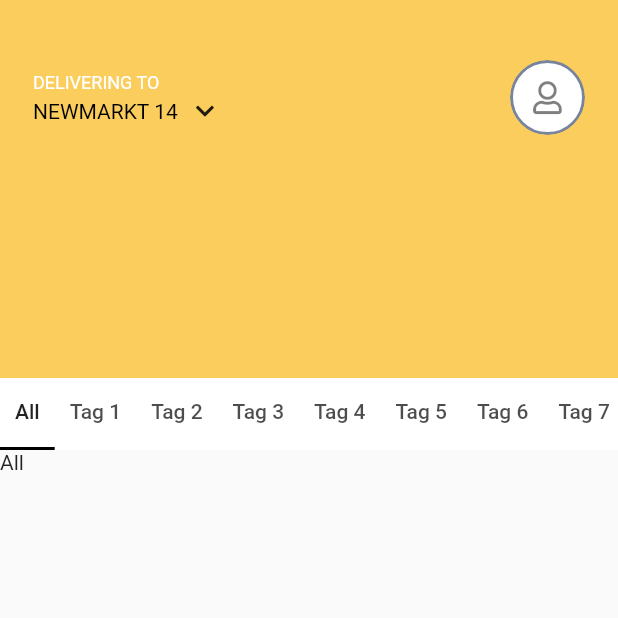
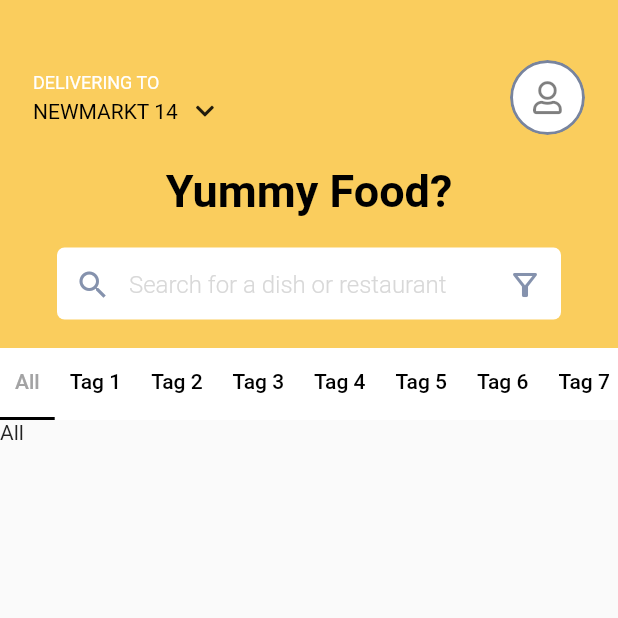
Before and after one commit to walidashik/test, a Flutter app: the screen it shows after launch, on a phone screen of 412 x 824 dp, the top half of it. Run offline on Flutter 3.47's test engine with Material 2 defaults, Android fonts, the phone set to English and light mode, and no system bars; our stand-ins replace font_awesome_flutter, get.

Commit message:
Complete home page header view

```diff
--- a/lib/ui/home/home_page.dart
+++ b/lib/ui/home/home_page.dart
@@ -2,6 +2,7 @@ import 'package:flutter/material.dart';
 import 'package:flutter/services.dart';
 import 'package:font_awesome_flutter/font_awesome_flutter.dart';
 import 'package:test_project/core/color.dart';
+import 'package:test_project/ui/home/widget/search_view.dart';
 import 'package:test_project/ui/home/widget/tag_page.dart';
 import 'package:test_project/ui/home/widget/user_icon.dart';
 
@@ -15,6 +16,7 @@ class HomePage extends StatefulWidget {
 class _HomePageState extends State<HomePage>
     with SingleTickerProviderStateMixin {
   late TabController _tabController;
+  late TextEditingController _searchController;
   final _tagLength = 10;
   final _deliveringLocation = 'NEWMARKT 14';
 
@@ -27,6 +29,13 @@ class _HomePageState extends State<HomePage>
       length: _tagLength + 1,
       vsync: this,
     );
+    _searchController = TextEditingController();
+  }
+
+  @override
+  void dispose() {
+    _searchController.clear();
+    super.dispose();
   }
 
   @override
@@ -36,7 +45,7 @@ class _HomePageState extends State<HomePage>
         headerSliverBuilder: (context, innerBoxScrolled) {
           return <Widget>[
             SliverAppBar(
-              expandedHeight: 300.0,
+              expandedHeight: 280.0,
               floating: true,
               pinned: true,
               backgroundColor: Colors.white,
@@ -47,10 +56,19 @@ class _HomePageState extends State<HomePage>
                   padding: const EdgeInsets.only(left: 22, right: 22),
                   child: Column(
                     children: [
-                      const SizedBox(
-                        height: 40,
+                      _buildVerticalSpace(40),
+                      _buildHeaderRow(),
+                      _buildVerticalSpace(20),
+                      const Text(
+                        'Yummy Food?',
+                        style: TextStyle(
+                          color: Colors.black,
+                          fontSize: 30,
+                          fontWeight: FontWeight.bold,
+                        ),
                       ),
-                      _buildHeaderRow(),
+                      _buildVerticalSpace(20),
+                      SearchView(controller: _searchController),
                     ],
                   ),
                 ),
@@ -61,6 +79,12 @@ class _HomePageState extends State<HomePage>
                     bottom: 16,
                     left: 10,
                     right: 10,
+                  ),
+                  labelStyle: const TextStyle(
+                    color: Color(0XFFA3A3A4),
+                  ),
+                  unselectedLabelStyle: const TextStyle(
+                    color: Colors.black,
                   ),
                   isScrollable: true,
                   controller: _tabController,
@@ -73,6 +97,12 @@ class _HomePageState extends State<HomePage>
           children: _getTabPages(),
         ),
       ),
+    );
+  }
+
+  SizedBox _buildVerticalSpace(double height) {
+    return SizedBox(
+      height: height,
     );
   }
 
@@ -135,8 +165,13 @@ class _HomePageState extends State<HomePage>
               _deliveringLocation.toUpperCase(),
               style: const TextStyle(color: Colors.black),
             ),
-            const SizedBox(width: 12,),
-            const FaIcon(FontAwesomeIcons.chevronDown, size: 14,)
+            const SizedBox(
+              width: 12,
+            ),
+            const FaIcon(
+              FontAwesomeIcons.chevronDown,
+              size: 14,
+            )
           ],
         )
       ],
--- /dev/null
+++ b/lib/ui/home/widget/search_view.dart
@@ -0,0 +1,53 @@
+import 'package:flutter/material.dart';
+
+class SearchView extends StatelessWidget {
+  const SearchView({
+    Key? key,
+    required this.controller,
+  }) : super(key: key);
+  final TextEditingController controller;
+
+  @override
+  Widget build(BuildContext context) {
+    return Container(
+      height: 48,
+      margin: const EdgeInsets.only(
+        left: 16,
+        right: 16,
+      ),
+      padding: const EdgeInsets.only(top: 2),
+      decoration: const BoxDecoration(
+        color: Colors.white,
+        borderRadius: BorderRadius.all(Radius.circular(5)),
+      ),
+      child: TextField(
+        controller: controller,
+        autofocus: false,
+        decoration: InputDecoration(
+          border: InputBorder.none,
+          hintText: 'Search for a dish or restaurant',
+          hintStyle: const TextStyle(
+            color: Color(0XFFD8D8D8),
+            fontWeight: FontWeight.w300,
+          ),
+          prefixIconColor: const Color(0XFF8592AD),
+          suffixIconColor: const Color(0XFF8592AD),
+          prefixIcon: IconButton(
+            icon: const Icon(
+              Icons.search,
+              color: Color(0XFF8592AD),
+            ),
+            onPressed: () {},
+          ),
+          suffixIcon: IconButton(
+            icon: const Icon(
+              Icons.filter_alt_outlined,
+              color: Color(0XFF8592AD),
+            ),
+            onPressed: () {},
+          ),
+        ),
+      ),
+    );
+  }
+}
```
